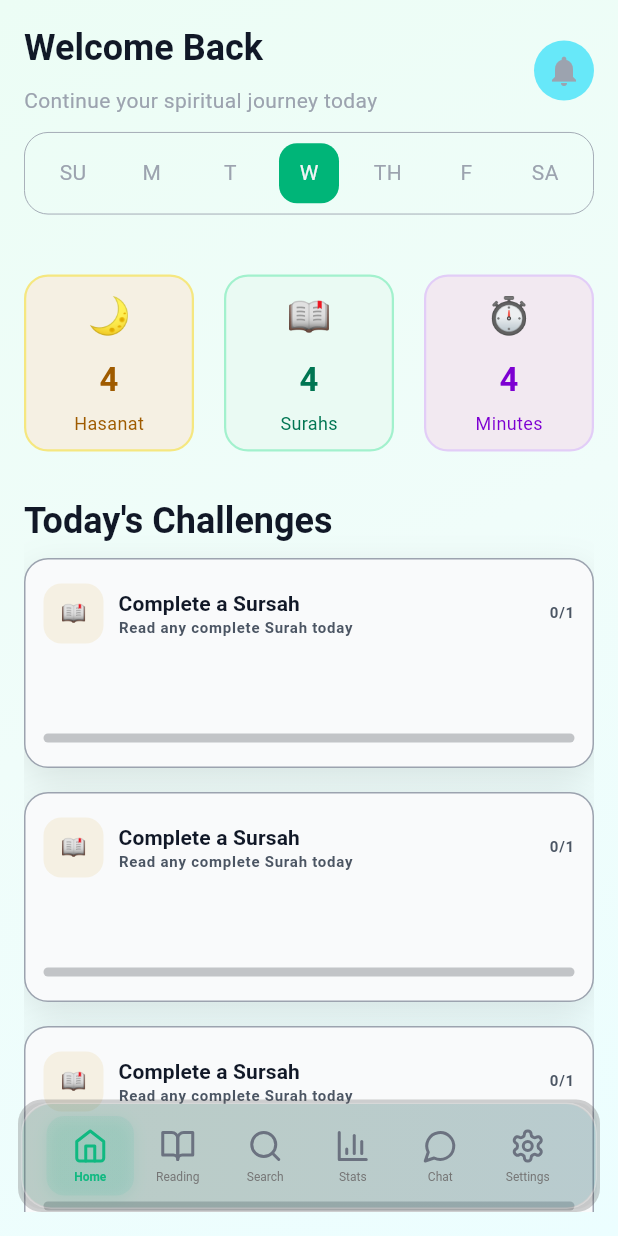
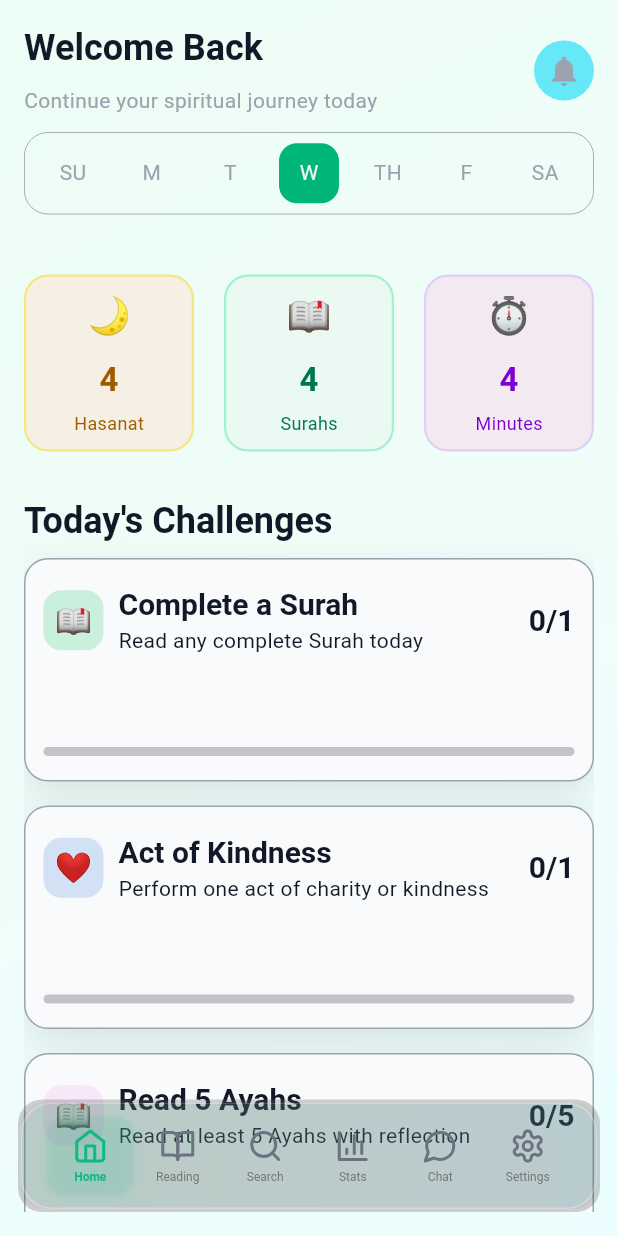
Before and after one commit to Sofianemad4405/furqan, a Flutter app: the screen it shows after launch, on a phone screen of 412 x 824 dp. Run offline on Flutter 3.47's test engine with Material 3 defaults, Android fonts, the phone set to English and light mode, and no system bars; our stand-ins replace dio, equatable, flutter_bloc, flutter_svg, gap, retrofit and 1 more; generated files the repository leaves out were written again; Roboto replaces fonts that are missing (System).

Commit message:
first in new bransh

```diff
--- a/lib/core/themes/theme_system.dart
+++ b/lib/core/themes/theme_system.dart
@@ -1,3 +1,5 @@
+import 'dart:ui';
+
 import 'package:flutter/material.dart';
 import 'package:flutter/services.dart';
 
@@ -25,6 +27,21 @@ class QuranAppTheme {
   static const Color emerald900 = Color(0xFF064E3B);
   static const Color emerald950 = Color(0xFF022C22);
   static const Color green = Color(0xff00B578);
+
+  ///home icons containers colors (light Theme)
+
+  static const List<Color> homeIconsContainersColorsLight = [
+    Color(0xffC8F0DC),
+    Color(0xffD2E1F4),
+    Color(0xffF9E7F9),
+  ];
+
+  ///home icons containers colors (dark Theme)
+  static const List<Color> homeIconsContainersColorsDark = [
+    Color(0xff133236),
+    Color(0xff1B2B4E),
+    Color(0xff143236),
+  ];
 
   // Teal Colors (Secondary Islamic Green)
   static const Color teal50 = Color(0xFFF0FDFA);
--- a/lib/core/utils/constants.dart
+++ b/lib/core/utils/constants.dart
@@ -1,3 +1,4 @@
+import 'package:furqan/core/themes/theme_system.dart';
 import 'package:furqan/features/home/presentation/models/challenge_model.dart';
 import 'package:furqan/features/home/presentation/models/stat_model.dart';
 import 'package:furqan/features/home/presentation/screens/home_screen.dart';
@@ -13,7 +14,8 @@ const String uzbek = "uzbek";
 ///days chars
 const List<String> days = ["SU", "M", "T", "W", "TH", "F", "SA"];
 
-List<ChallengeModel> challenges = [
+///Main challenges
+List<ChallengeModel> mainChallenges = [
   ChallengeModel(
     challengeIcon: "📚",
     challengeName: "Continue Reading",
@@ -23,3 +25,24 @@ List<ChallengeModel> challenges = [
   ChallengeModel(challengeIcon: "✨", challengeName: "Dhikr Counter"),
   ChallengeModel(challengeIcon: "🕌", challengeName: "Prayer Times"),
 ];
+
+List<ChallengeModel> todayChallenges = [
+  ChallengeModel(
+    challengeIcon: "📖",
+    challengeName: "Complete a Surah",
+    challengeDesc: "Read any complete Surah today",
+    challengeCompletion: 1,
+  ),
+  ChallengeModel(
+    challengeIcon: "❤️",
+    challengeName: "Act of Kindness",
+    challengeDesc: "Perform one act of charity or kindness",
+    challengeCompletion: 1,
+  ),
+  ChallengeModel(
+    challengeIcon: "📖",
+    challengeName: "Read 5 Ayahs",
+    challengeDesc: "Read at least 5 Ayahs with reflection",
+    challengeCompletion: 5,
+  ),
+];
--- a/lib/features/home/presentation/screens/home_screen.dart
+++ b/lib/features/home/presentation/screens/home_screen.dart
@@ -113,34 +113,44 @@ class _HomeScreenState extends State<HomeScreen>
                                     color:
                                         context.read<ThemeProvider>().isDarkMode
                                         ? QuranAppTheme
-                                              .darkStatCardColors['hasanat']!['background']!
+                                              .homeIconsContainersColorsDark[index]
                                         : QuranAppTheme
-                                              .lightStatCardColors['hasanat']!['background']!,
+                                              .homeIconsContainersColorsLight[index],
                                   ),
-                                  child: const Center(child: Text("📖")),
+                                  child: Center(
+                                    child: Text(
+                                      todayChallenges[index].challengeIcon,
+                                      style: Theme.of(
+                                        context,
+                                      ).textTheme.headlineMedium,
+                                    ),
+                                  ),
                                 ),
                                 const Gap(10),
                                 Column(
                                   crossAxisAlignment: CrossAxisAlignment.start,
                                   children: [
                                     Text(
-                                      "Complete a Sursah",
+                                      todayChallenges[index].challengeName,
                                       style: Theme.of(
                                         context,
-                                      ).textTheme.labelLarge,
+                                      ).textTheme.headlineMedium,
                                     ),
                                     Text(
-                                      "Read any complete Surah today",
+                                      todayChallenges[index].challengeDesc ??
+                                          "",
                                       style: Theme.of(
                                         context,
-                                      ).textTheme.labelSmall,
+                                      ).textTheme.bodyMedium,
                                     ),
                                   ],
                                 ),
                                 const Spacer(),
                                 Text(
-                                  "0/1",
-                                  style: Theme.of(context).textTheme.labelSmall,
+                                  "0/${todayChallenges[index].challengeCompletion}",
+                                  style: Theme.of(
+                                    context,
+                                  ).textTheme.headlineMedium,
                                 ),
                               ],
                             ),
@@ -177,7 +187,7 @@ class _HomeScreenState extends State<HomeScreen>
                         crossAxisAlignment: CrossAxisAlignment.start,
                         children: [
                           Text(
-                            "Current Streak",
+                            "Current Stssssssssssreak",
                             style: Theme.of(context).textTheme.headlineMedium
                                 ?.copyWith(color: Colors.white),
                           ),
@@ -235,15 +245,15 @@ class _HomeScreenState extends State<HomeScreen>
                         mainAxisAlignment: MainAxisAlignment.center,
                         children: [
                           Text(
-                            challenges[index].challengeIcon,
+                            mainChallenges[index].challengeIcon,
                             style: const TextStyle(fontSize: 24),
                           ),
                           Text(
-                            challenges[index].challengeName,
+                            mainChallenges[index].challengeName,
                             style: Theme.of(context).textTheme.headlineSmall,
                           ),
                           Text(
-                            challenges[index].challengeDesc ??
+                            mainChallenges[index].challengeDesc ??
                                 "Start your journey",
                             style: Theme.of(context).textTheme.bodyMedium,
                           ),
@@ -292,3 +302,18 @@ class _HomeScreenState extends State<HomeScreen>
 // Complete 100 Tasbih
 
 // 0/100
+
+// Today's Challenges
+// 📖
+// Complete a Surah
+// Read any complete Surah today
+
+// 0/1
+// ❤️
+// Act of Kindness
+// Perform one act of charity or kindness
+
+// 0/1
+// 📖
+// Read 5 Ayahs
+// Read at least 5 Ayahs with reflection
```
